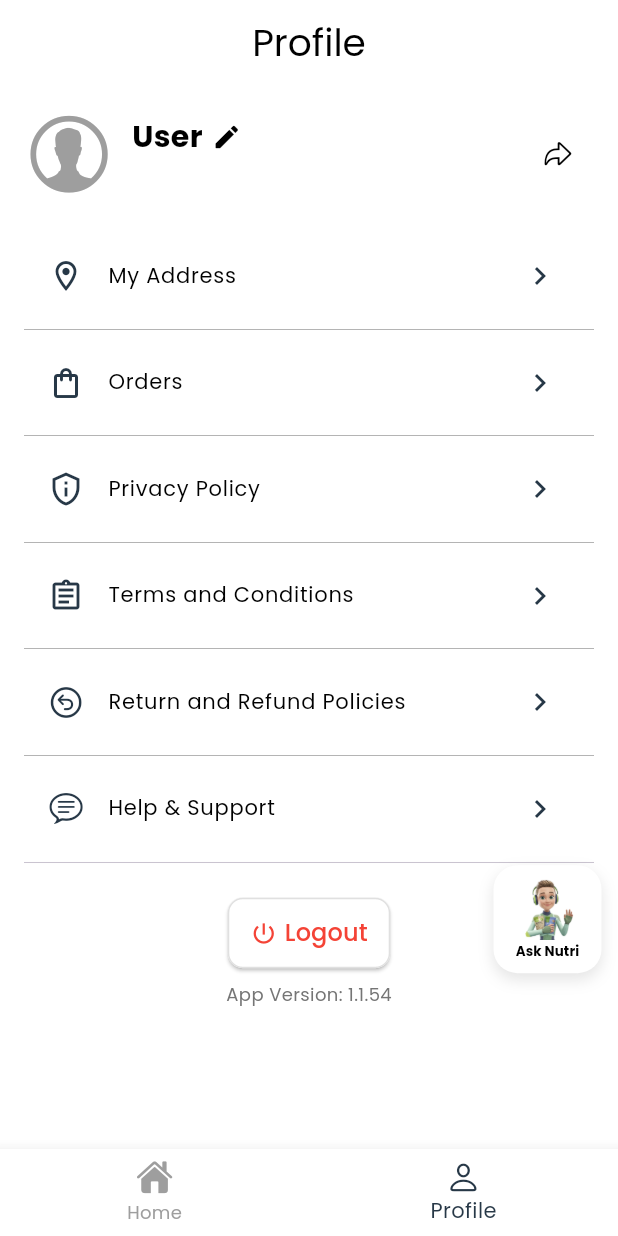
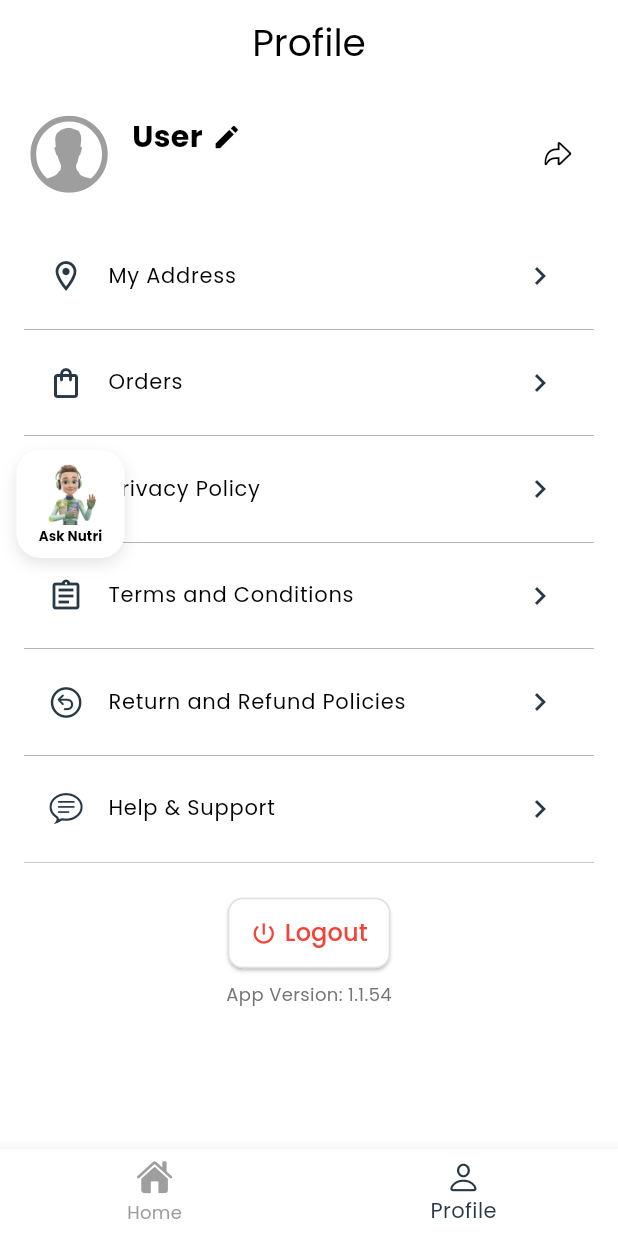
Before and after one commit to kealthy1/kealthy_android, a Flutter app: the CustomBottomNavigationBar screen opened directly, item 2 of the bottom bar chosen, on a phone screen of 412 x 824 dp. Run offline on Flutter 3.47's test engine with Material 3 defaults, Android fonts, the phone set to English and light mode, and no system bars; our stand-ins replace cached_network_image, cloud_firestore, dio, dropdown_button2, firebase_core, firebase_database and 28 more; missing offline and left inert: flutter_phone_direct_caller, gauge_indicator, in_app_update, ntp, razorpay_flutter; accounts and stored records are empty; network calls fail.

Commit message:
Your commit message

```diff
--- /dev/null
+++ b/lib/LandingPage/Ai/draggable.dart
@@ -0,0 +1,49 @@
+import 'package:flutter/material.dart';
+import 'package:flutter_riverpod/flutter_riverpod.dart';
+import 'Floating_button.dart';
+
+final draggableFabPositionProvider =
+    StateProvider<Offset>((ref) => const Offset(11.0, 300.0));
+
+class DraggableFloatingActionButton extends ConsumerWidget {
+  final String imageUrl;
+  final VoidCallback onTap;
+  final String label;
+
+  const DraggableFloatingActionButton({
+    super.key,
+    required this.imageUrl,
+    required this.onTap,
+    required this.label,
+  });
+
+  @override
+  Widget build(BuildContext context, WidgetRef ref) {
+    final position = ref.watch(draggableFabPositionProvider);
+    final screenSize = MediaQuery.of(context).size;
+    final fabSize = 56.0;
+
+    return Positioned(
+      left: position.dx,
+      top: position.dy,
+      child: GestureDetector(
+        onPanUpdate: (details) {
+          final currentPosition = ref.read(draggableFabPositionProvider);
+          double newX = currentPosition.dx + details.delta.dx;
+          double newY = currentPosition.dy + details.delta.dy;
+
+          newX = newX.clamp(0, screenSize.width - fabSize);
+          newY = newY.clamp(0, screenSize.height - fabSize - kToolbarHeight);
+
+          ref.read(draggableFabPositionProvider.notifier).state =
+              Offset(newX, newY);
+        },
+        child: ReusableFloatingActionButton(
+          imageUrl: imageUrl,
+          onTap: onTap,
+          label: label,
+        ),
+      ),
+    );
+  }
+}
--- a/lib/LandingPage/Widgets/floating_bottom_navigation_bar.dart
+++ b/lib/LandingPage/Widgets/floating_bottom_navigation_bar.dart
@@ -13,7 +13,7 @@ import '../../Riverpod/BackButton.dart';
 import '../../Services/Location_Permission.dart';
 import '../../Services/NotificationHandler.dart';
 import '../../Services/fcm_permission.dart';
-import '../Ai/Floating_button.dart';
+import '../Ai/draggable.dart';
 import '../HomePage.dart';
 
 final GlobalKey<NavigatorState> navigatorKey = GlobalKey<NavigatorState>();
@@ -104,16 +104,16 @@ class _CustomBottomNavigationBarState
             Positioned(
               top: MediaQuery.of(context).size.height * 0.7,
               right: 11.0,
-              child: ReusableFloatingActionButton(
+              child:DraggableFloatingActionButton(
               imageUrl: 'assets/nutri (2).png',
               onTap: () {
                 Navigator.push(
                   context,
-                    MaterialPageRoute(builder: (context) => ChatScreen()),
+                  MaterialPageRoute(builder: (context) => const ChatScreen()),
                 );
               },
               label: 'Ask Nutri',
-              ),
+            )
             ),
           ],
         ),
--- a/pubspec.yaml
+++ b/pubspec.yaml
@@ -42,7 +42,6 @@ dependencies:
   shimmer: ^3.0.0
   cached_network_image: ^3.4.1
   firebase_core: ^3.10.0
-  razorpay_flutter: ^1.3.7
   http: ^1.2.2
   pin_code_fields: ^8.0.1
   shared_preferences: ^2.3.2
@@ -77,6 +76,7 @@ dependencies:
   gauge_indicator: ^0.4.3
   dropdown_button2: ^2.3.9
   hooks_riverpod: ^2.6.1
+  razorpay_flutter: ^1.3.7
 
 
 
```
Also changed, not shown: pubspec.lock, 87 other files. Lines whose indentation alone changed are shown as unchanged.
